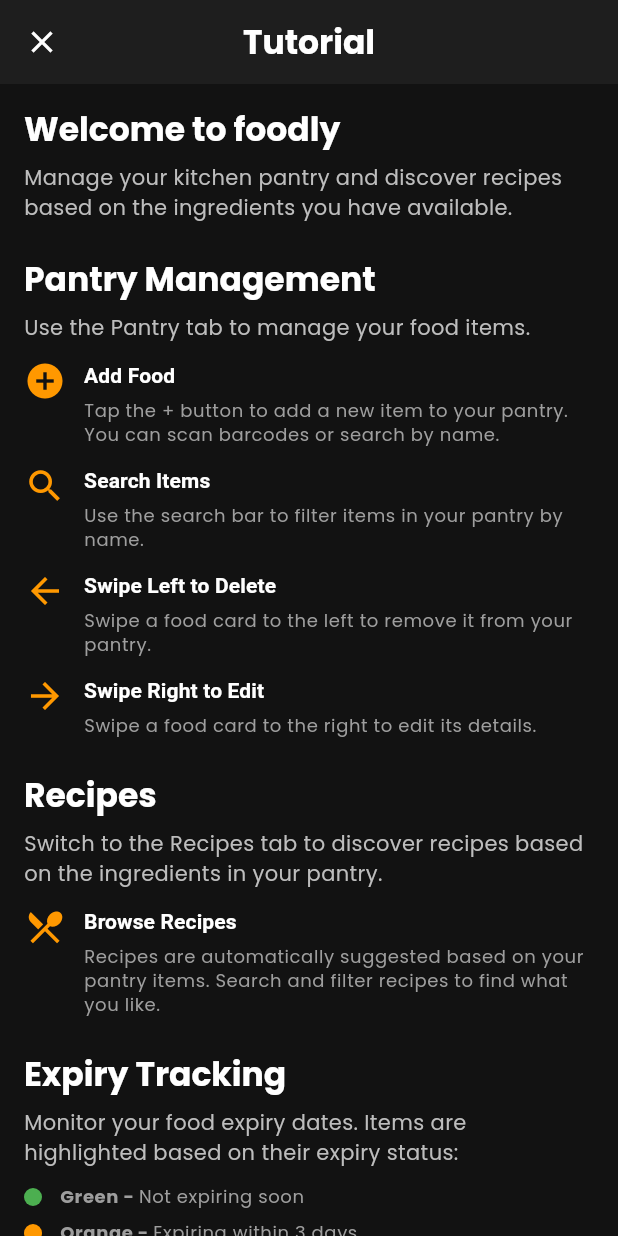
After one commit to nendix/foodly, a Flutter app: the screen it shows after launch, after a tap on the "help outline" icon, on a phone screen of 412 x 824 dp. The commit adds this screen. Run offline on Flutter 3.47's test engine with Material 3 defaults, Android fonts, the phone set to English and light mode, and no system bars; our stand-ins replace connectivity_plus, flutter_dotenv, hive, hive_flutter; missing offline and left inert: mobile_scanner; accounts and stored records are empty.

Commit message:
feature: added a tutorial screen

```diff
--- a/lib/screens/pantry_screen.dart
+++ b/lib/screens/pantry_screen.dart
@@ -7,6 +7,7 @@
 import '../widgets/food_card.dart';
 import '../widgets/empty_state_widget.dart';
 import 'recipes_screen.dart';
+import 'tutorial_screen.dart';
 
 class PantryScreen extends StatefulWidget {
   const PantryScreen({super.key});
@@ -48,6 +49,13 @@
     }
   }
 
+  void _showTutorial() {
+    Navigator.push(
+      context,
+      MaterialPageRoute(builder: (context) => const TutorialScreen()),
+    );
+  }
+
   @override
   Widget build(BuildContext context) {
     return ChangeNotifierProvider.value(
@@ -69,6 +77,12 @@
           ),
           elevation: 0,
           backgroundColor: AppColors.surfaceDark,
+          actions: [
+            IconButton(
+              icon: const Icon(Icons.help_outline),
+              onPressed: _showTutorial,
+            ),
+          ],
         ),
         body: _selectedIndex == 0 ? _buildPantryView() : _buildRecipesView(),
         bottomNavigationBar: NavigationBar(
--- /dev/null
+++ b/lib/screens/tutorial_screen.dart
@@ -0,0 +1,196 @@
+import 'package:flutter/material.dart';
+import '../theme/theme.dart';
+
+class TutorialScreen extends StatelessWidget {
+  const TutorialScreen({super.key});
+
+  @override
+  Widget build(BuildContext context) {
+    return Scaffold(
+      appBar: AppBar(
+        title: const Text('Tutorial'),
+        elevation: 0,
+        backgroundColor: AppColors.surfaceDark,
+        leading: IconButton(
+          icon: const Icon(Icons.close),
+          onPressed: () => Navigator.pop(context),
+        ),
+      ),
+      body: SingleChildScrollView(
+        child: Padding(
+          padding: EdgeInsets.all(AppSpacing.lg),
+          child: Column(
+            crossAxisAlignment: CrossAxisAlignment.start,
+            children: [
+              _buildSection(
+                context,
+                'Welcome to foodly',
+                'Manage your kitchen pantry and discover recipes based on the ingredients you have available.',
+              ),
+              SizedBox(height: AppSpacing.xl),
+              _buildSection(
+                context,
+                'Pantry Management',
+                'Use the Pantry tab to manage your food items.',
+              ),
+              SizedBox(height: AppSpacing.md),
+              _buildInstructionItem(
+                context,
+                Icons.add_circle,
+                'Add Food',
+                'Tap the + button to add a new item to your pantry. You can scan barcodes or search by name.',
+              ),
+              SizedBox(height: AppSpacing.md),
+              _buildInstructionItem(
+                context,
+                Icons.search,
+                'Search Items',
+                'Use the search bar to filter items in your pantry by name.',
+              ),
+              SizedBox(height: AppSpacing.md),
+              _buildInstructionItem(
+                context,
+                Icons.arrow_back,
+                'Swipe Left to Delete',
+                'Swipe a food card to the left to remove it from your pantry.',
+              ),
+              SizedBox(height: AppSpacing.md),
+              _buildInstructionItem(
+                context,
+                Icons.arrow_forward,
+                'Swipe Right to Edit',
+                'Swipe a food card to the right to edit its details.',
+              ),
+              SizedBox(height: AppSpacing.xl),
+              _buildSection(
+                context,
+                'Recipes',
+                'Switch to the Recipes tab to discover recipes based on the ingredients in your pantry.',
+              ),
+              SizedBox(height: AppSpacing.md),
+              _buildInstructionItem(
+                context,
+                Icons.restaurant_menu,
+                'Browse Recipes',
+                'Recipes are automatically suggested based on your pantry items. Search and filter recipes to find what you like.',
+              ),
+              SizedBox(height: AppSpacing.xl),
+              _buildSection(
+                context,
+                'Expiry Tracking',
+                'Monitor your food expiry dates. Items are highlighted based on their expiry status:',
+              ),
+              SizedBox(height: AppSpacing.md),
+              _buildExpiryStatus(
+                context,
+                'Green',
+                'Not expiring soon',
+                Colors.green,
+              ),
+              SizedBox(height: AppSpacing.sm),
+              _buildExpiryStatus(
+                context,
+                'Orange',
+                'Expiring within 3 days',
+                Colors.orange,
+              ),
+              SizedBox(height: AppSpacing.sm),
+              _buildExpiryStatus(context, 'Red', 'Already expired', Colors.red),
+              SizedBox(height: AppSpacing.xl),
+              SizedBox(
+                width: double.infinity,
+                child: ElevatedButton(
+                  onPressed: () => Navigator.pop(context),
+                  child: const Text('Got it!'),
+                ),
+              ),
+              SizedBox(height: AppSpacing.lg),
+            ],
+          ),
+        ),
+      ),
+    );
+  }
+
+  Widget _buildSection(BuildContext context, String title, String description) {
+    return Column(
+      crossAxisAlignment: CrossAxisAlignment.start,
+      children: [
+        Text(
+          title,
+          style: Theme.of(
+            context,
+          ).textTheme.titleLarge?.copyWith(fontWeight: FontWeight.bold),
+        ),
+        SizedBox(height: AppSpacing.sm),
+        Text(description, style: Theme.of(context).textTheme.bodyMedium),
+      ],
+    );
+  }
+
+  Widget _buildInstructionItem(
+    BuildContext context,
+    IconData icon,
+    String title,
+    String description,
+  ) {
+    return Row(
+      crossAxisAlignment: CrossAxisAlignment.start,
+      children: [
+        Icon(icon, color: Theme.of(context).colorScheme.primary, size: 28),
+        SizedBox(width: AppSpacing.md),
+        Expanded(
+          child: Column(
+            crossAxisAlignment: CrossAxisAlignment.start,
+            children: [
+              Text(
+                title,
+                style: Theme.of(
+                  context,
+                ).textTheme.titleSmall?.copyWith(fontWeight: FontWeight.bold),
+              ),
+              SizedBox(height: AppSpacing.xs),
+              Text(description, style: Theme.of(context).textTheme.bodySmall),
+            ],
+          ),
+        ),
+      ],
+    );
+  }
+
+  Widget _buildExpiryStatus(
+    BuildContext context,
+    String label,
+    String description,
+    Color color,
+  ) {
+    return Row(
+      children: [
+        Container(
+          width: 12,
+          height: 12,
+          decoration: BoxDecoration(color: color, shape: BoxShape.circle),
+        ),
+        SizedBox(width: AppSpacing.md),
+        Expanded(
+          child: RichText(
+            text: TextSpan(
+              children: [
+                TextSpan(
+                  text: '$label - ',
+                  style: Theme.of(
+                    context,
+                  ).textTheme.bodySmall?.copyWith(fontWeight: FontWeight.bold),
+                ),
+                TextSpan(
+                  text: description,
+                  style: Theme.of(context).textTheme.bodySmall,
+                ),
+              ],
+            ),
+          ),
+        ),
+      ],
+    );
+  }
+}
```
